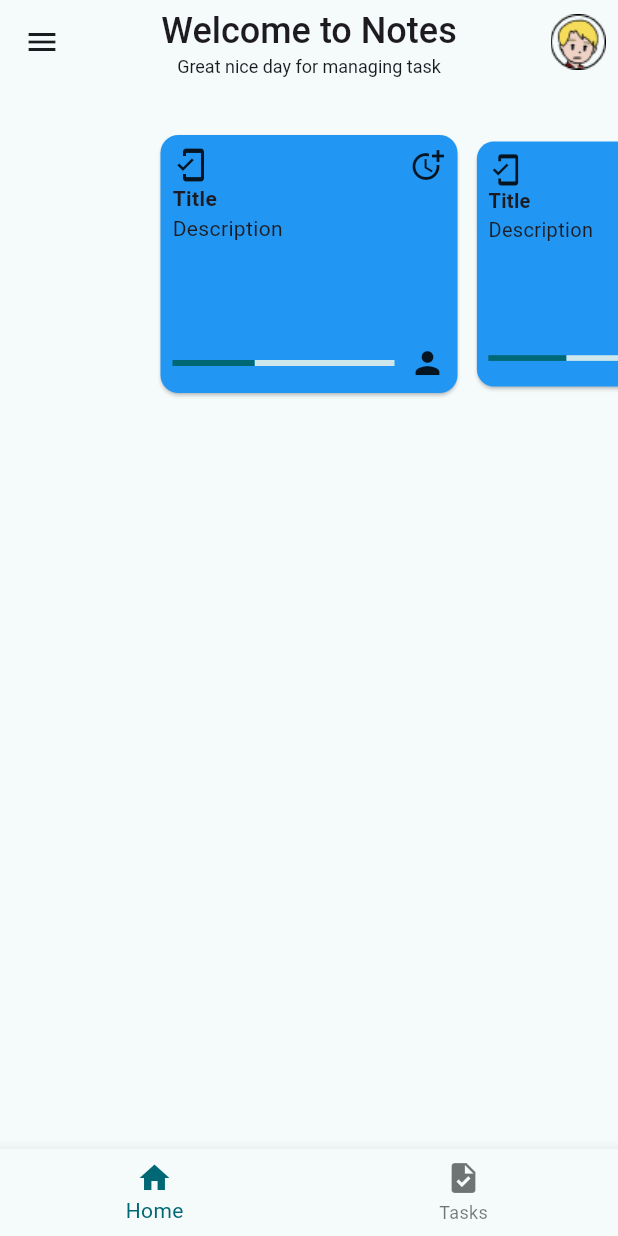
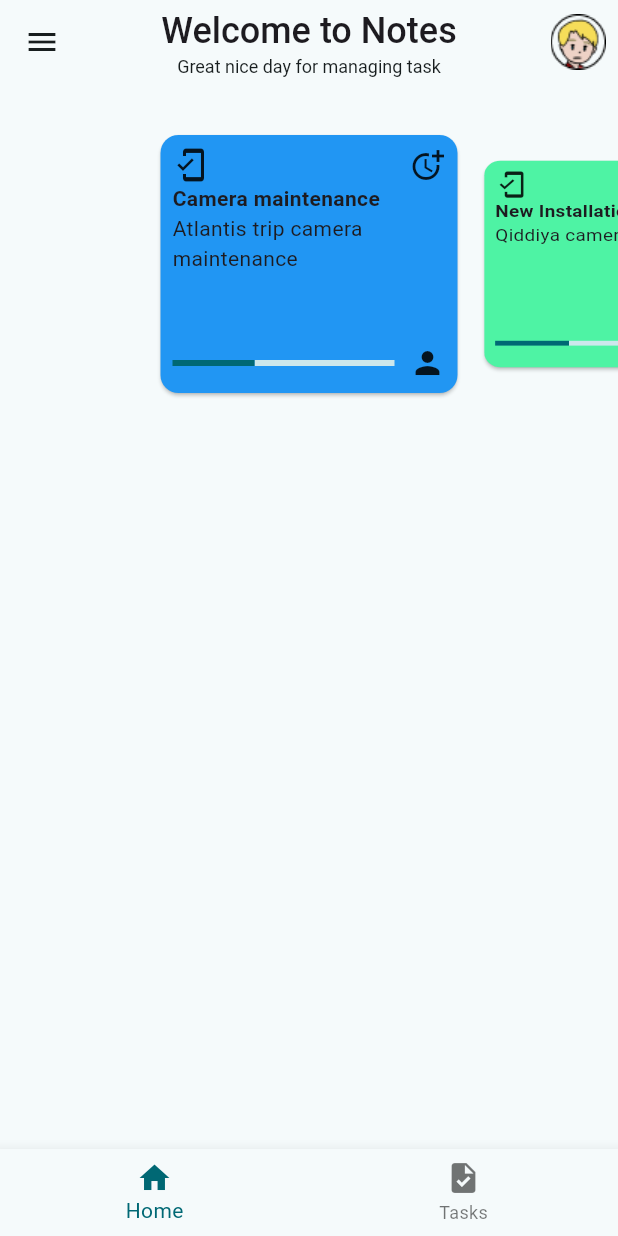
Before and after one commit to Selvababu93/planner, a Flutter app: the screen it shows after launch, on a phone screen of 412 x 824 dp. Run offline on Flutter 3.47's test engine with Material 3 defaults, Android fonts, the light colour scheme and no system bars; our stand-ins replace google_fonts.

Commit message:
carousel added

```diff
--- /dev/null
+++ b/lib/data/dummy_tasks.dart
@@ -0,0 +1,40 @@
+import 'package:todoist/models/task.dart';
+
+final List<Task> dummyTasks = [
+  Task(
+    tittle: 'Camera maintenance',
+    description: 'Atlantis trip camera maintenance',
+    category: Category.planned,
+    status: Status.created,
+  ),
+  Task(
+    tittle: 'New Installation',
+    description: 'Qiddiya camera installation',
+    category: Category.newRequest,
+    status: Status.created,
+  ),
+  Task(
+    tittle: 'Sky views maintenace',
+    description: 'slide and glass walk camera installtion',
+    category: Category.breakDown,
+    status: Status.created,
+  ),
+  Task(
+    tittle: 'Event setup',
+    description: 'Harward graduation event',
+    category: Category.planned,
+    status: Status.created,
+  ),
+  Task(
+    tittle: 'Counter swap',
+    description: 'Kidzania kiosk swap',
+    category: Category.proActive,
+    status: Status.created,
+  ),
+  Task(
+    tittle: 'New joiner Desktop',
+    description: 'New jouner workstation setup',
+    category: Category.newRequest,
+    status: Status.created,
+  ),
+];
--- a/lib/main.dart
+++ b/lib/main.dart
@@ -1,6 +1,5 @@
 import 'package:flutter/material.dart';
 import 'package:google_fonts/google_fonts.dart';
-import 'package:todoist/screens/navbar_screen.dart';
 import 'package:todoist/screens/splash_screen.dart';
 
 void main() {
--- /dev/null
+++ b/lib/models/task.dart
@@ -0,0 +1,31 @@
+import 'package:flutter/material.dart';
+import 'package:uuid/uuid.dart';
+
+final formatter = Uuid();
+
+enum Status { created, paused, completed, running }
+
+enum Category { newRequest, breakDown, planned, proActive }
+
+final categoryColors = {
+  Category.newRequest: Color(0xFF4EF3A4),
+  Category.breakDown: Color(0xFFF34E4E),
+  Category.planned: Colors.blue,
+  Category.proActive: Colors.amber,
+};
+
+class Task {
+  Task({
+    required this.tittle,
+    required this.description,
+    required this.category,
+    required this.status,
+  }) : id = formatter.v4(),
+       created = DateTime.now();
+  final String id;
+  final String tittle;
+  final String description;
+  final Category category;
+  final DateTime created;
+  final Status status;
+}
--- a/lib/screens/home_screen.dart
+++ b/lib/screens/home_screen.dart
@@ -1,6 +1,6 @@
 import 'package:flutter/material.dart';
+import 'package:todoist/data/dummy_tasks.dart';
 import 'package:todoist/widgets/carousel/task_carousel.dart';
-import 'package:todoist/widgets/scroll/singlechild_scroll.dart';
 
 class HomeScreen extends StatelessWidget {
   const HomeScreen({super.key});
@@ -38,7 +38,9 @@ class HomeScreen extends StatelessWidget {
         children: [
           Container(
             padding: const EdgeInsets.only(top: 30),
-            child: TaskCarousel(),
+            child: TaskCarousel(
+              tasks: dummyTasks,
+            ),
           ),
         ],
       ),
--- a/lib/widgets/carousel/task_carousel.dart
+++ b/lib/widgets/carousel/task_carousel.dart
@@ -1,8 +1,11 @@
 import 'package:flutter/material.dart';
+import 'package:todoist/models/task.dart';
 import 'package:todoist/widgets/task_card.dart';
 
 class TaskCarousel extends StatefulWidget {
-  const TaskCarousel({super.key});
+  const TaskCarousel({super.key, required this.tasks});
+
+  final List<Task> tasks;
 
   @override
   State<TaskCarousel> createState() => _TaskCarouselState();
@@ -29,16 +32,22 @@ class _TaskCarouselState extends State<TaskCarousel> {
       height: 180, // Set based on your card design
       child: PageView.builder(
         controller: _pageController,
-        itemCount: 3,
+        itemCount: widget.tasks.length,
         itemBuilder: (context, index) {
-          // 1. Lower multiplier (0.05) makes the transition smoother
-          // 2. Higher clamp (0.95) makes side cards larger/less "zoomed out"
-          double scale = (1 - (_currentPage - index).abs() * 0.05).clamp(0.95, 1.0);
-          return Transform.scale(
-            scale: scale,
+          // Calculate relative position (0.0 when centered)
+          double value = (_currentPage - index).abs();
+
+          // Height scale: 1.0 when centered, 0.8 when on sides
+          double heightScale = (1 - value * 0.2).clamp(0.8, 1.0);
+
+          // Width scale: 1.0 when centered, 0.9 when on sides (less zoom out)
+          double widthScale = (1 - value * 0.1).clamp(0.9, 1.0);
+
+          return Transform(
+            transform: Matrix4.diagonal3Values(widthScale, heightScale, 1.0),
+            alignment: Alignment.center,
             child: TaskCard(
-              // color: index == 1 ? Colors.redAccent : Colors.tealAccent,
-              // title: index == 1 ? "Mobile App Design" : "Website Design",
+              task: widget.tasks[index],
             ),
           );
         },
--- a/lib/widgets/task_card.dart
+++ b/lib/widgets/task_card.dart
@@ -1,13 +1,16 @@
 import 'package:flutter/material.dart';
+import 'package:todoist/models/task.dart';
 
 class TaskCard extends StatelessWidget {
-  const TaskCard({super.key});
+  const TaskCard({super.key, required this.task});
+
+  final Task task;
 
   @override
   Widget build(BuildContext context) {
     // TODO: implement build
     return Card(
-      color: Colors.blue,
+      color: categoryColors[task.category],
       child: Padding(
         padding: const EdgeInsets.all(8.0),
         child: Column(
@@ -17,8 +20,8 @@ class TaskCard extends StatelessWidget {
               mainAxisAlignment: MainAxisAlignment.spaceBetween,
               children: [Icon(Icons.mobile_friendly), Icon(Icons.more_time_outlined)],
             ),
-            const Text('Title', style: TextStyle(fontWeight: FontWeight.bold)),
-            const Text("Description"),
+            Text(task.tittle, style: TextStyle(fontWeight: FontWeight.bold)),
+            Text(task.description),
             const Spacer(), // Pushes the progress section to the bottom
             Row(
               children: [
--- a/pubspec.yaml
+++ b/pubspec.yaml
@@ -35,6 +35,7 @@ dependencies:
   # Use with the CupertinoIcons class for iOS style icons.
   cupertino_icons: ^1.0.8
   google_fonts: ^8.0.2
+  uuid: ^4.5.3
 
 dev_dependencies:
   flutter_test:
```
Also changed, not shown: pubspec.lock.
